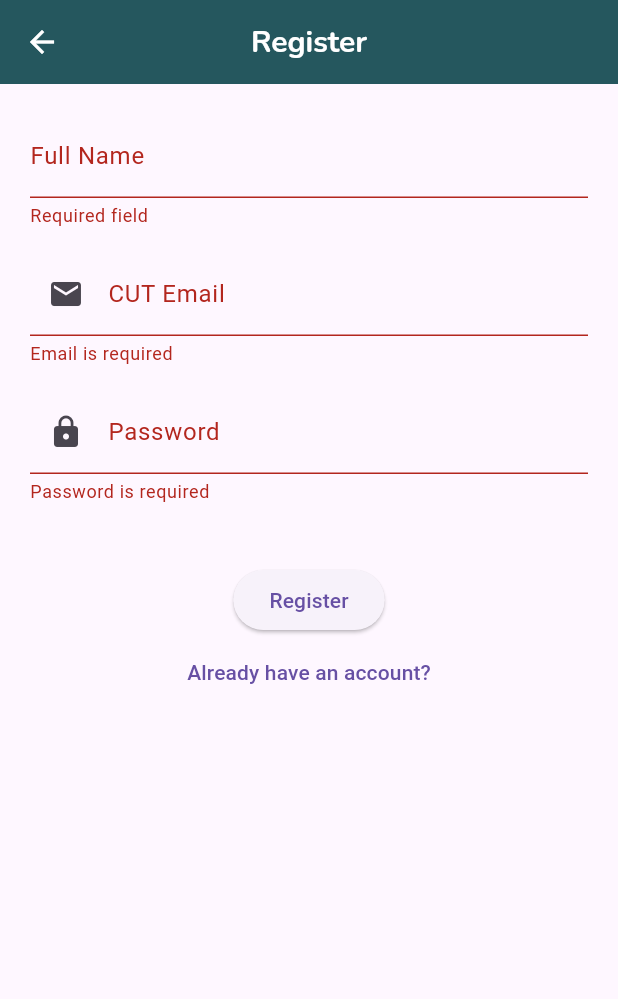
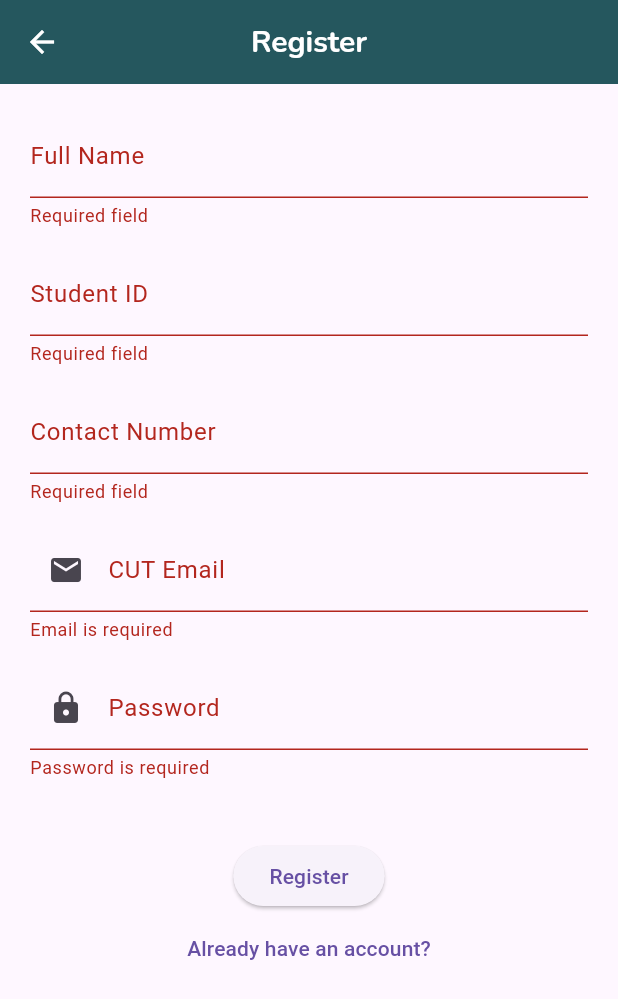
Before and after one commit to ArchipeSesanga/consultation_app, a Flutter app: the AuthPage screen opened by its route, after a tap on "Login", after a tap on "Create an account", after a tap on "Register", on a phone screen of 412 x 824 dp. Shown: the top 999 px of the screen. Run offline on Flutter 3.47's test engine with Material 3 defaults, Android fonts, the phone set to English and light mode, and no system bars; our stand-ins replace firebase_auth, firebase_core, google_fonts, image_picker, shared_preferences; accounts and stored records are empty.

Commit message:
eyyy
added name, contact % studentID.

```diff
--- a/lib/auth/auth_page.dart
+++ b/lib/auth/auth_page.dart
@@ -1,5 +1,6 @@
 //import 'package:firebase_flutter/routes/app_router.dart';
 import 'package:assignement_1_2025/routes/route_manager.dart';
+import 'package:assignement_1_2025/services/firebase_auth_service.dart';
 import 'package:flutter/material.dart';
 import 'package:provider/provider.dart';
 import 'package:shared_preferences/shared_preferences.dart';
@@ -20,6 +21,9 @@ class _AuthPageState extends State<AuthPage> {
   final _emailController = TextEditingController();
   final _passwordController = TextEditingController();
   final _nameController = TextEditingController();
+  final _studentIdController = TextEditingController();
+  final _contactController = TextEditingController();
+
   bool _isLoading = false;
   bool rememberMe = false;
 
@@ -74,11 +78,16 @@ class _AuthPageState extends State<AuthPage> {
           arguments: _emailController.text.trim(),
         );
       } else {
-        await authService.register(
+        // Register user
+        final userCredential = await authService.register(
           _emailController.text.trim(),
           _passwordController.text.trim(),
-          _nameController.text.trim(),
         );
+
+        await userCredential.user?.updateDisplayName(_nameController.text.trim());
+
+        // You might also want to save studentId and contact somewhere
+        // Possibly in Firestore or elsewhere, depending on your app's setup
 
         Navigator.pushReplacementNamed(context, RouteManager.authPage);
       }
@@ -99,15 +108,29 @@ class _AuthPageState extends State<AuthPage> {
         padding: const EdgeInsets.all(20.0),
         child: Form(
           key: _formKey,
+          child: SingleChildScrollView( // Added scroll in case of small screens
             child: Column(
               children: [
-              if (!widget.isLogin)
+                if (!widget.isLogin) ...[
                   TextFormField(
                     controller: _nameController,
                     decoration: const InputDecoration(labelText: 'Full Name'),
                     validator: (value) => value!.isEmpty ? 'Required field' : null,
                   ),
                   const SizedBox(height: 16),
+                  TextFormField(
+                    controller: _studentIdController,
+                    decoration: const InputDecoration(labelText: 'Student ID'),
+                    validator: (value) => value!.isEmpty ? 'Required field' : null,
+                  ),
+                  const SizedBox(height: 16),
+                  TextFormField(
+                    controller: _contactController,
+                    decoration: const InputDecoration(labelText: 'Contact Number'),
+                    validator: (value) => value!.isEmpty ? 'Required field' : null,
+                  ),
+                  const SizedBox(height: 16),
+                ],
                 EmailFormField(controller: _emailController),
                 const SizedBox(height: 16),
                 PasswordFormField(controller: _passwordController),
@@ -130,16 +153,18 @@ class _AuthPageState extends State<AuthPage> {
                 ElevatedButton(
                   onPressed: _isLoading ? null : () => _submit(context),
                   child: _isLoading
-                    ? const CircularProgressIndicator()
+                      ? const CircularProgressIndicator(color: Colors.white)
                       : Text(widget.isLogin ? 'Login' : 'Register'),
                 ),
                 TextButton(
-                onPressed: () => Navigator.pushReplacementNamed(
+                  onPressed: () {
+                    Navigator.pushReplacement(
                       context,
-                  widget.isLogin
-                      ? RouteManager.registrationPage
-                      : RouteManager.authPage,
+                      MaterialPageRoute(
+                        builder: (_) => AuthPage(isLogin: !widget.isLogin),
                       ),
+                    );
+                  },
                   child: Text(widget.isLogin
                       ? 'Create an account'
                       : 'Already have an account?'),
@@ -148,10 +173,12 @@ class _AuthPageState extends State<AuthPage> {
             ),
           ),
         ),
+      ),
     );
   }
 }
 
+
 // This code defines an authentication page that allows users to either log in or register.
 // It uses a form with validation for email and password inputs, and conditionally shows a name input field for registration.
 // The page handles form submission, showing loading indicators and error messages as needed.
--- a/lib/viewmodels/auth_view_model.dart
+++ b/lib/viewmodels/auth_view_model.dart
@@ -1,9 +1,9 @@
-import 'package:cloud_firestore/cloud_firestore.dart';
+//import 'package:cloud_firestore/cloud_firestore.dart';
 import 'package:firebase_auth/firebase_auth.dart';
 
 class AuthViewModel {
   final FirebaseAuth _auth = FirebaseAuth.instance;
-  final FirebaseFirestore _firestore = FirebaseFirestore.instance;
+  //final FirebaseFirestore _firestore = FirebaseFirestore.instance;
 
   Future<String?> login({
     required String email,
```
Also changed, not shown: lib/services/firebase_auth_service.dart (+29 -0 lines), lib/views/students/register_screen.dart (+38 -11 lines). Lines whose indentation alone changed are shown as unchanged.
